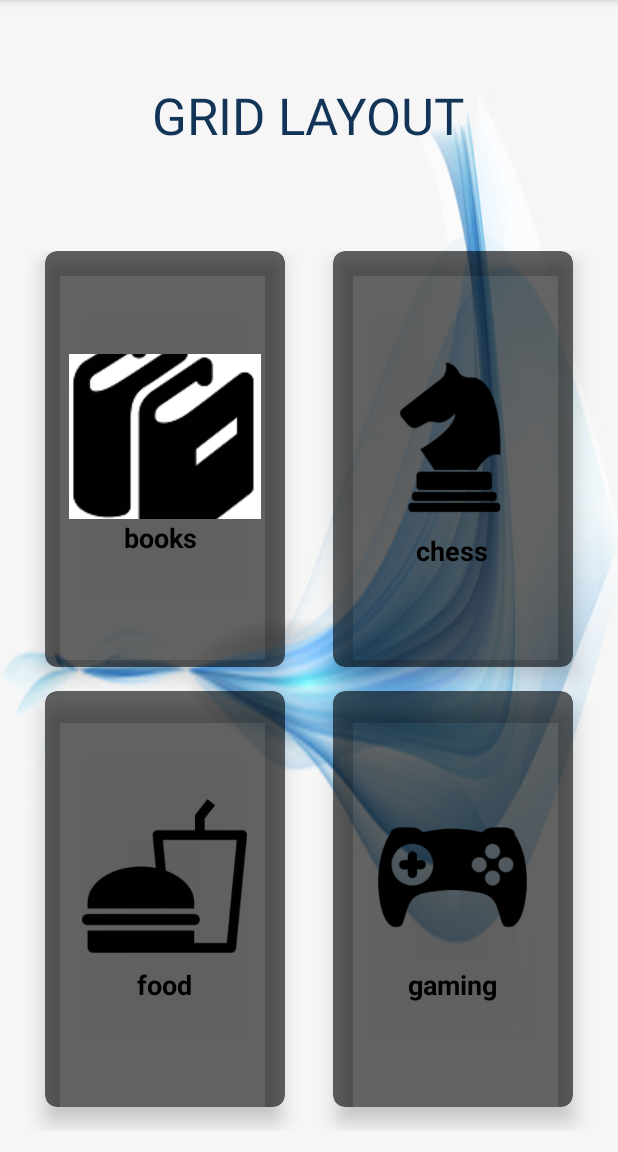
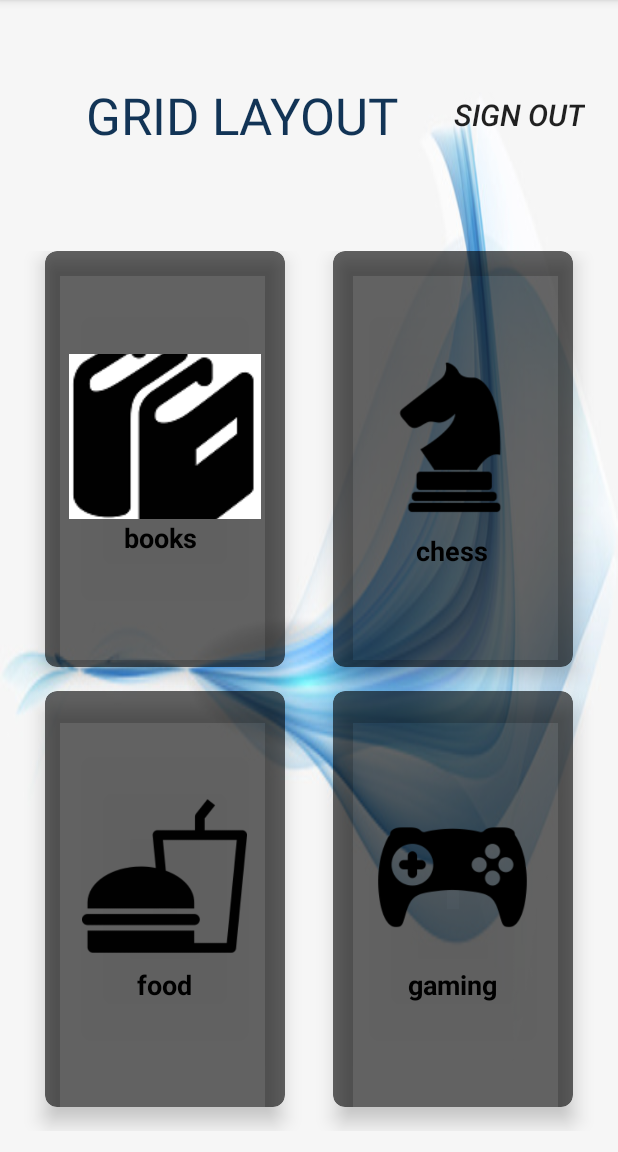
Before and after one commit to Anees123Najar/ansprj, an Android app: the wallActvty screen opened directly, with no data from a screen before it, on a phone screen of 412 x 824 dp, the part 84-1236 px from its top. Run offline under Robolectric (Android 15) with nearby library versions, the phone set to English and light mode, and no system bars.

Commit message:
29/10/18 lesson 13:29

```diff
--- a/app/src/main/java/com/example/user/ansprj/wallActvty.java
+++ b/app/src/main/java/com/example/user/ansprj/wallActvty.java
@@ -4,6 +4,7 @@ import android.support.v7.app.AppCompatActivity;
 import android.os.Bundle;
 import android.view.View;
 import android.widget.AdapterView;
+import android.widget.Button;
 import android.widget.GridView;
 import android.widget.ImageButton;
 import android.widget.Toast;
@@ -11,6 +12,7 @@ import android.widget.Toast;
 public class wallActvty extends AppCompatActivity
 {
     private ImageButton imgBtnBks;
+    private Button signOutBtn;
     @Override
     protected void onCreate(Bundle savedInstanceState) {
         super.onCreate(savedInstanceState);
--- a/app/src/main/res/layout/activity_wall_actvty.xml
+++ b/app/src/main/res/layout/activity_wall_actvty.xml
@@ -14,14 +14,30 @@
         android:layout_weight="2"
         android:layout_width="match_parent"
         android:layout_height="0dp">
+
         <TextView
             android:id="@+id/wllGridTv"
+            android:layout_width="wrap_content"
+            android:layout_height="wrap_content"
+            android:layout_alignParentStart="true"
+            android:layout_centerVertical="true"
+            android:layout_marginStart="57dp"
             android:text="GRID LAYOUT"
-            android:textSize="34dp"
             android:textColor="#123456"
-            android:layout_centerInParent="true"
-            android:layout_width="wrap_content"
-            android:layout_height="wrap_content" />
+            android:textSize="34dp" />
+
+        <Button
+            android:id="@+id/signOutBtn"
+            android:layout_width="87dp"
+            android:layout_height="77dp"
+            android:layout_alignParentEnd="true"
+            android:layout_centerVertical="true"
+            android:layout_marginEnd="22dp"
+            android:background="#00141414"
+            android:text="sign out"
+            android:textSize="20dp"
+            android:textStyle="italic" />
+
 
     </RelativeLayout>
 
```
Also changed, not shown: 46 other files.
